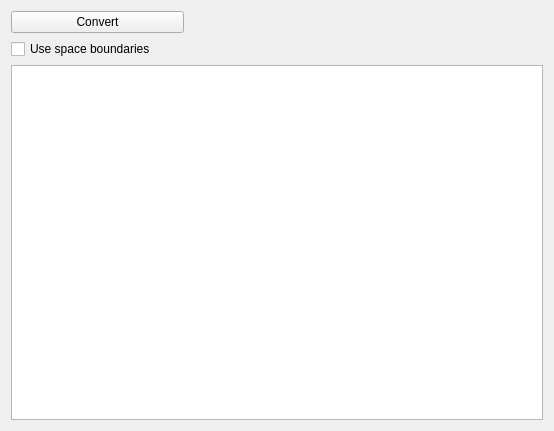
Old version of the form externals/IFCImportPlugin/src/ImportWPConvert.ui in the repository hirseboy/IFC-Import-Plugin.
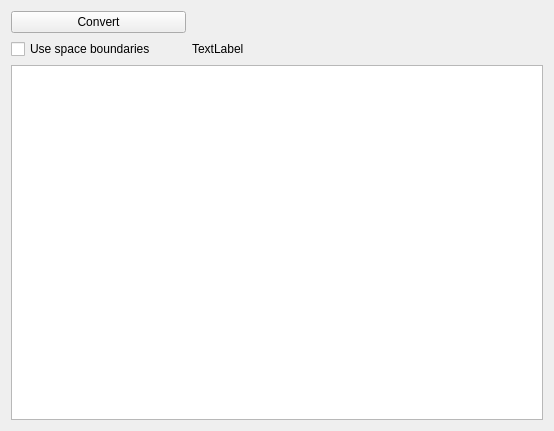
New version of the form.

Diff of the .ui file:
```diff
--- a/externals/IFCImportPlugin/src/ImportWPConvert.ui
+++ b/externals/IFCImportPlugin/src/ImportWPConvert.ui
@@ -44,6 +44,13 @@
      </property>
     </widget>
    </item>
+   <item row="1" column="1" colspan="2">
+    <widget class="QLabel" name="labelSBDescription">
+     <property name="text">
+      <string>TextLabel</string>
+     </property>
+    </widget>
+   </item>
   </layout>
  </widget>
  <resources/>
```
